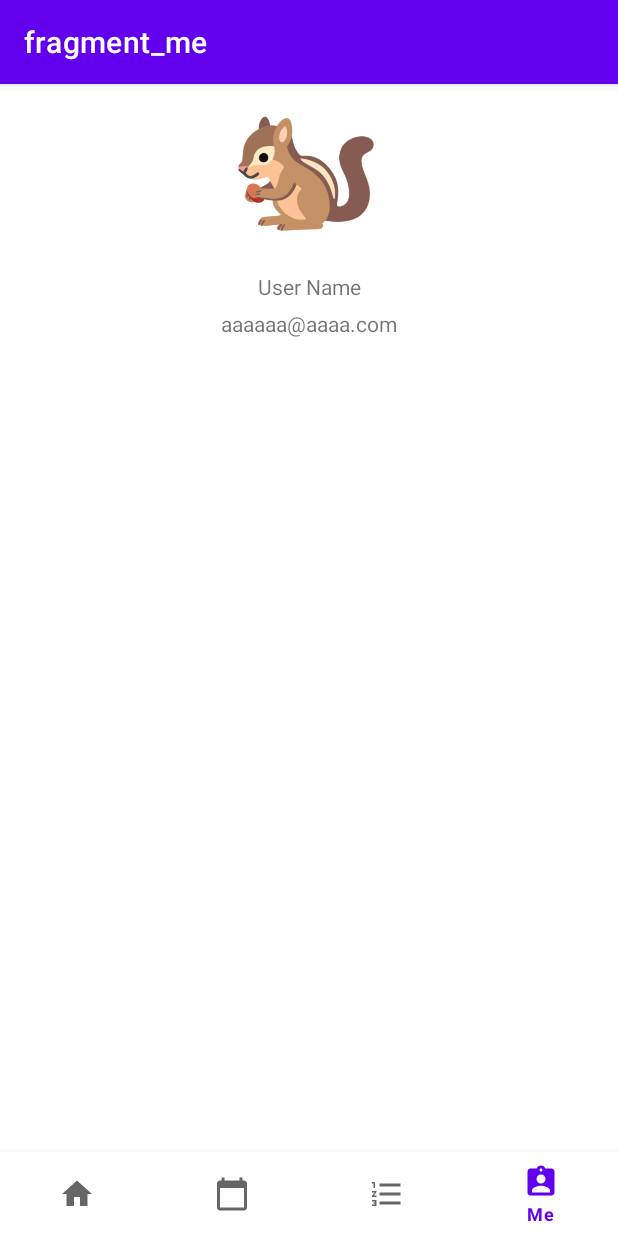
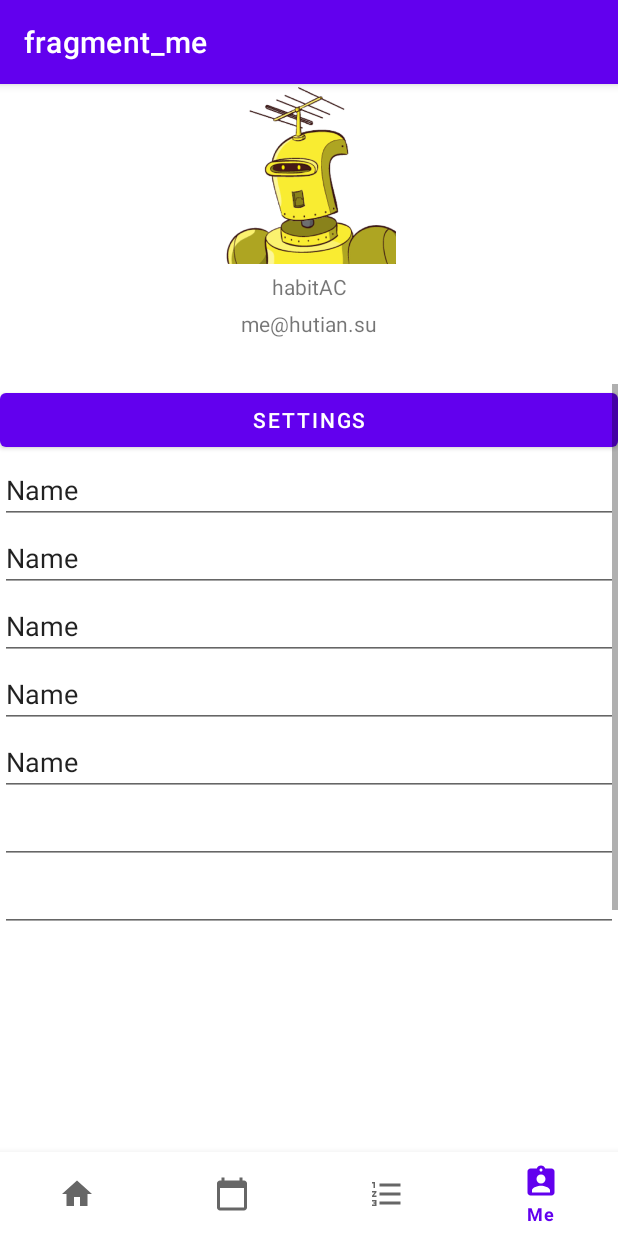
Before and after one commit to THLiu55/HabbitAC, an Android app: the Me screen opened through its navigation route, on a phone screen of 412 x 824 dp. Run offline under Robolectric (Android 15) with nearby library versions, the phone set to English and light mode, and no system bars; our stand-ins replace Room's generated code, navigation-ui.

Commit message:
UI + Typo debug

```diff
--- a/app/src/main/java/com/example/habitac/activity/Login.java
+++ b/app/src/main/java/com/example/habitac/activity/Login.java
@@ -84,8 +84,8 @@ public class Login extends BasicActivity {
                                         editor.putString("password", userPass);
                                         editor.apply();
                                     }
-                                    Toast.makeText(Login.this, "welcome", Toast.LENGTH_SHORT).show();
-                                    Main.actionStart(Login.this, null, null);
+                                    Toast.makeText(Login.this, "Welcome Back, " + userName, Toast.LENGTH_SHORT).show();
+                                    Main.actionStart(Login.this, userName, null);
                                 }
                             }
                         } else {
--- a/app/src/main/java/com/example/habitac/activity/Main.java
+++ b/app/src/main/java/com/example/habitac/activity/Main.java
@@ -29,10 +29,10 @@ public class Main extends BasicActivity {
 
     // 进入本页面请调用：
     // 调用格式：目标页.actionStart(起点，携带数据1， 携带数据2);
-    public static void actionStart(Context context, String data, String data2) {
+    public static void actionStart(Context context, String userName, String data2) {
         Intent intent = new Intent(context, Main.class);
-        intent.putExtra("param1", data);
-        intent.putExtra("param2", data);
+        intent.putExtra("param1", userName);
+        intent.putExtra("param2", data2);
         context.startActivity(intent);
     }
 }
--- a/app/src/main/java/com/example/habitac/fragment/HomeFragment.java
+++ b/app/src/main/java/com/example/habitac/fragment/HomeFragment.java
@@ -63,6 +63,8 @@ public class HomeFragment extends Fragment {
     @Override
     public View onCreateView(LayoutInflater inflater, ViewGroup container,
                              Bundle savedInstanceState) {
+        String userName;
+
         View root = inflater.inflate(R.layout.fragment_home, container, false);
         ImageView avatar = root.findViewById(R.id.imageView);
         image = new ArrayList<>();
@@ -71,8 +73,15 @@ public class HomeFragment extends Fragment {
         }
         image.add(R.drawable.white);
         Button refreshAvatar = root.findViewById(R.id.getAvatar);
+
+
         refreshAvatar.setOnClickListener(new View.OnClickListener() {
+
+            // DELETE THIS
+            int avatarCounter = 1;
+
             @Override
+
             public void onClick(View view) {
                 Log.d("BUTTON", "Detected");
                 AvatarGetter ag = new AvatarGetter();
@@ -80,7 +89,8 @@ public class HomeFragment extends Fragment {
                     @Override
                     public void run() {
                         Log.d("Thread", "Created");
-                        Bitmap ava = ag.getAvatar("test");
+                        avatarCounter ++;
+                        Bitmap ava = ag.getAvatar(avatarCounter + "");
                         getActivity().runOnUiThread(new Runnable() {
                             @Override
                             public void run() {
--- a/app/src/main/java/com/example/habitac/fragment/Me.java
+++ b/app/src/main/java/com/example/habitac/fragment/Me.java
@@ -7,6 +7,7 @@ import androidx.fragment.app.Fragment;
 import android.view.LayoutInflater;
 import android.view.View;
 import android.view.ViewGroup;
+import android.widget.TextView;
 
 import com.example.habitac.R;
 
@@ -21,6 +22,8 @@ public class Me extends Fragment {
     // the fragment initialization parameters, e.g. ARG_ITEM_NUMBER
     private static final String ARG_PARAM1 = "param1";
     private static final String ARG_PARAM2 = "param2";
+
+    public String userName;
 
     // TODO: Rename and change types of parameters
     private String mParam1;
@@ -52,7 +55,7 @@ public class Me extends Fragment {
     public void onCreate(Bundle savedInstanceState) {
         super.onCreate(savedInstanceState);
         if (getArguments() != null) {
-            mParam1 = getArguments().getString(ARG_PARAM1);
+            userName = getArguments().getString(ARG_PARAM1);
             mParam2 = getArguments().getString(ARG_PARAM2);
         }
     }
@@ -60,7 +63,15 @@ public class Me extends Fragment {
     @Override
     public View onCreateView(LayoutInflater inflater, ViewGroup container,
                              Bundle savedInstanceState) {
-        // Inflate the layout for this fragment
-        return inflater.inflate(R.layout.fragment_me, container, false);
+        View root = inflater.inflate(R.layout.fragment_me, container, false);
+
+        TextView usernameView = root.findViewById(R.id.usrname);
+
+        // usernameView.setText(userName);
+
+        return root;
+
     }
+
+
 }
--- a/app/src/main/res/layout/fragment_me.xml
+++ b/app/src/main/res/layout/fragment_me.xml
@@ -17,7 +17,7 @@
             android:layout_width="120dp"
             android:layout_height="120dp"
             android:layout_marginStart="144dp"
-            android:src="@drawable/habiticon"
+            android:src="@drawable/robot"
             app:layout_constraintStart_toStartOf="parent"
             tools:ignore="MissingConstraints"
             tools:layout_editor_absoluteY="16dp" />
@@ -29,7 +29,7 @@
             android:layout_width="wrap_content"
             android:layout_height="wrap_content"
             android:layout_marginTop="5dp"
-            android:text="User Name"
+            android:text="habitAC"
             app:layout_constraintTop_toBottomOf="@+id/imageView" />
 
         <TextView
@@ -37,7 +37,7 @@
             android:layout_width="wrap_content"
             android:layout_height="wrap_content"
             android:layout_marginTop="5dp"
-            android:text="aaaaaa@aaaa.com"
+            android:text="me@hutian.su"
             app:layout_constraintEnd_toEndOf="parent"
             app:layout_constraintHorizontal_bias="0.501"
             app:layout_constraintStart_toStartOf="parent"
@@ -48,12 +48,89 @@
 
     <ScrollView
         android:layout_width="match_parent"
-        android:layout_height="match_parent">
+        android:layout_height="400dp">
 
         <LinearLayout
             android:layout_width="match_parent"
             android:layout_height="wrap_content"
-            android:orientation="vertical"/>
+            android:orientation="vertical">
+
+
+            <Button
+                android:id="@+id/button"
+                android:layout_width="match_parent"
+                android:layout_height="wrap_content"
+                android:text="Settings" />
+
+            <EditText
+                android:id="@+id/editTextTextPersonName"
+                android:layout_width="match_parent"
+                android:layout_height="wrap_content"
+                android:ems="10"
+                android:inputType="textPersonName"
+                android:text="Name" />
+
+            <EditText
+                android:id="@+id/editTextTextPersonName2"
+                android:layout_width="match_parent"
+                android:layout_height="wrap_content"
+                android:ems="10"
+                android:inputType="textPersonName"
+                android:text="Name" />
+
+            <EditText
+                android:id="@+id/editTextTextPersonName3"
+                android:layout_width="match_parent"
+                android:layout_height="wrap_content"
+                android:ems="10"
+                android:inputType="textPersonName"
+                android:text="Name" />
+
+            <EditText
+                android:id="@+id/editTextTextPersonName4"
+                android:layout_width="match_parent"
+                android:layout_height="wrap_content"
+                android:ems="10"
+                android:inputType="textPersonName"
+                android:text="Name" />
+
+            <EditText
+                android:id="@+id/editTextTextPersonName5"
+                android:layout_width="match_parent"
+                android:layout_height="wrap_content"
+                android:ems="10"
+                android:inputType="textPersonName"
+                android:text="Name" />
+
+            <EditText
+                android:id="@+id/editTextTextPassword"
+                android:layout_width="match_parent"
+                android:layout_height="wrap_content"
+                android:ems="10"
+                android:inputType="textPassword" />
+
+            <EditText
+                android:id="@+id/editTextTextPostalAddress"
+                android:layout_width="match_parent"
+                android:layout_height="wrap_content"
+                android:ems="10"
+                android:inputType="textPostalAddress" />
+
+            <EditText
+                android:id="@+id/editTextTime"
+                android:layout_width="match_parent"
+                android:layout_height="wrap_content"
+                android:ems="10"
+                android:inputType="time" />
+
+            <EditText
+                android:id="@+id/editTextTextPostalAddress2"
+                android:layout_width="match_parent"
+                android:layout_height="wrap_content"
+                android:ems="10"
+                android:inputType="textPostalAddress" />
+
+        </LinearLayout>
     </ScrollView>
 
 
```
